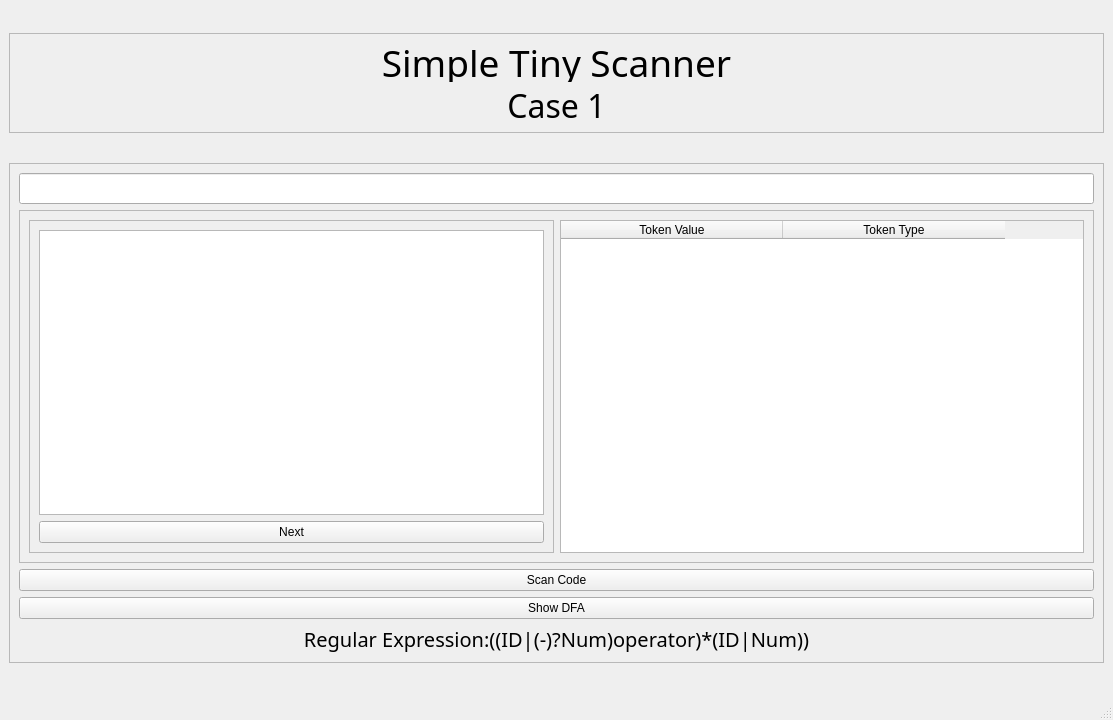
Old version of the form GUITest.ui in the repository mourra950/Compilers_Junior_Project.
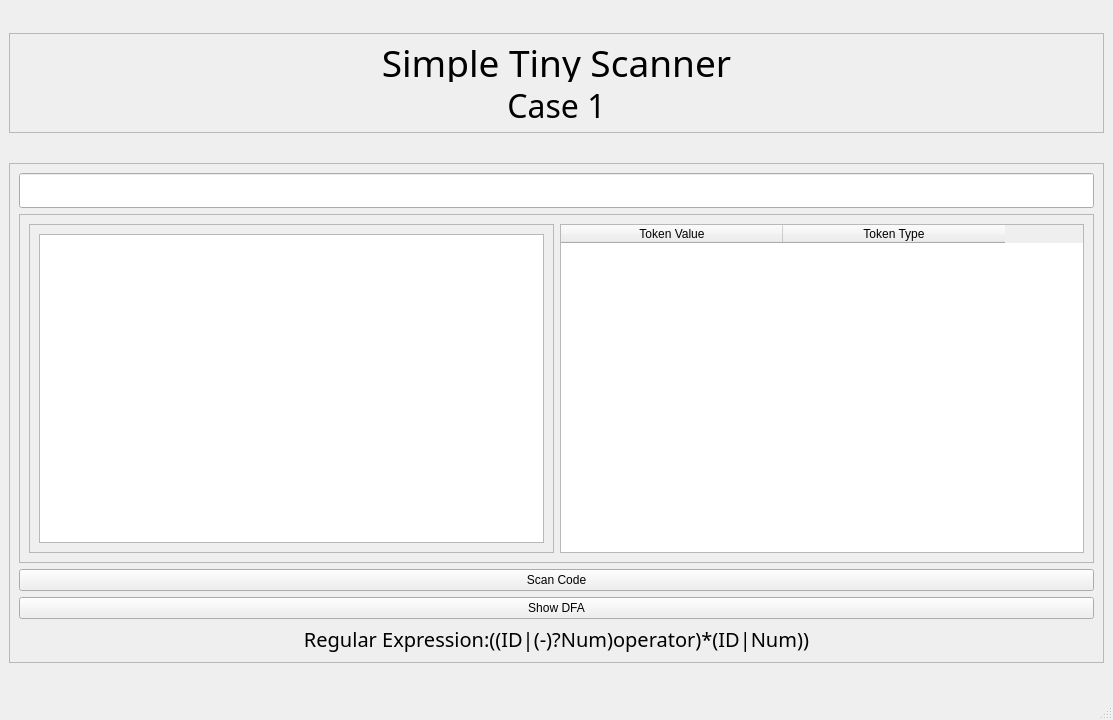
New version of the form.

Diff of the .ui file:
```diff
--- a/GUITest.ui
+++ b/GUITest.ui
@@ -100,6 +100,17 @@
            <height>31</height>
           </size>
          </property>
+         <property name="font">
+          <font>
+           <family>Mongolian Baiti</family>
+           <pointsize>14</pointsize>
+           <weight>75</weight>
+           <bold>true</bold>
+          </font>
+         </property>
+         <property name="alignment">
+          <set>Qt::AlignCenter</set>
+         </property>
         </widget>
        </item>
        <item>
@@ -123,13 +134,6 @@
              <item>
               <widget class="QGraphicsView" name="graphicsView"/>
              </item>
-             <item>
-              <widget class="QPushButton" name="pushButton_3">
-               <property name="text">
-                <string>Next</string>
-               </property>
-              </widget>
-             </item>
             </layout>
            </widget>
           </item>
```
